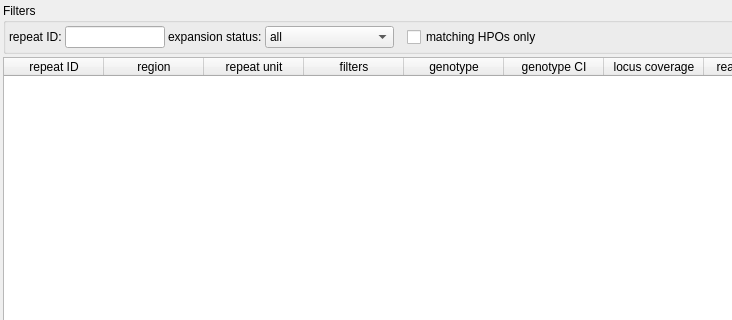
imgag/ngs-bits, file src/GSvar/RepeatExpansionWidget.ui: the form before one commit; both pictures show x 0 to 732 and y 0 to 320 of the 1300 by 920 pixel window.
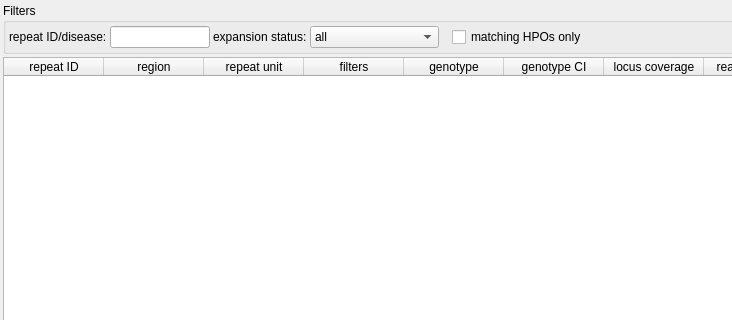
The form after the commit.

Commit message: GSVar: some improvements to the RE dialog.

```diff
--- a/src/GSvar/RepeatExpansionWidget.ui
+++ b/src/GSvar/RepeatExpansionWidget.ui
@@ -68,7 +68,7 @@
       <item>
        <widget class="QLabel" name="label_2">
         <property name="text">
-         <string>repeat ID:</string>
+         <string>repeat ID/disease:</string>
         </property>
        </widget>
       </item>
```
The commit also changes 6 other files.
